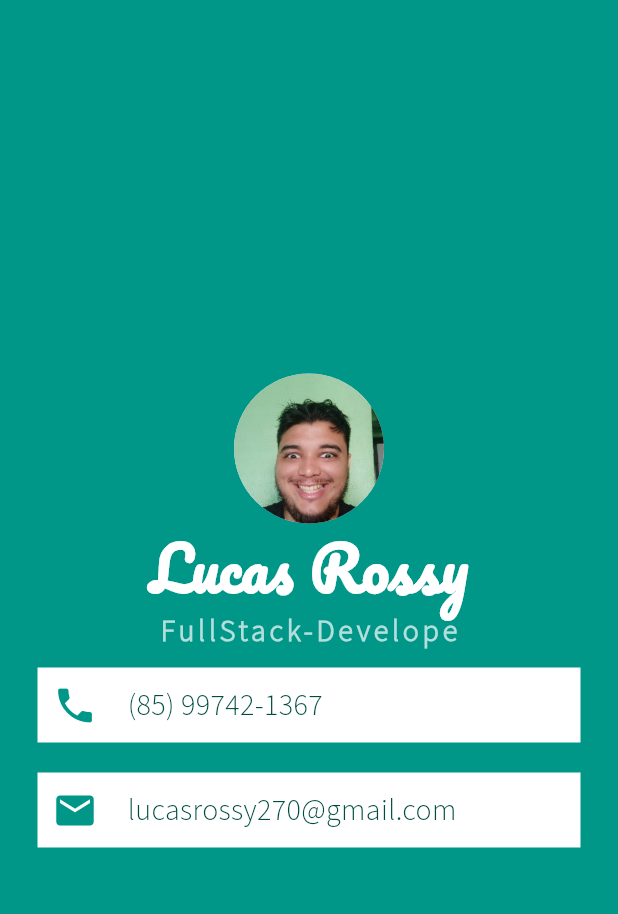
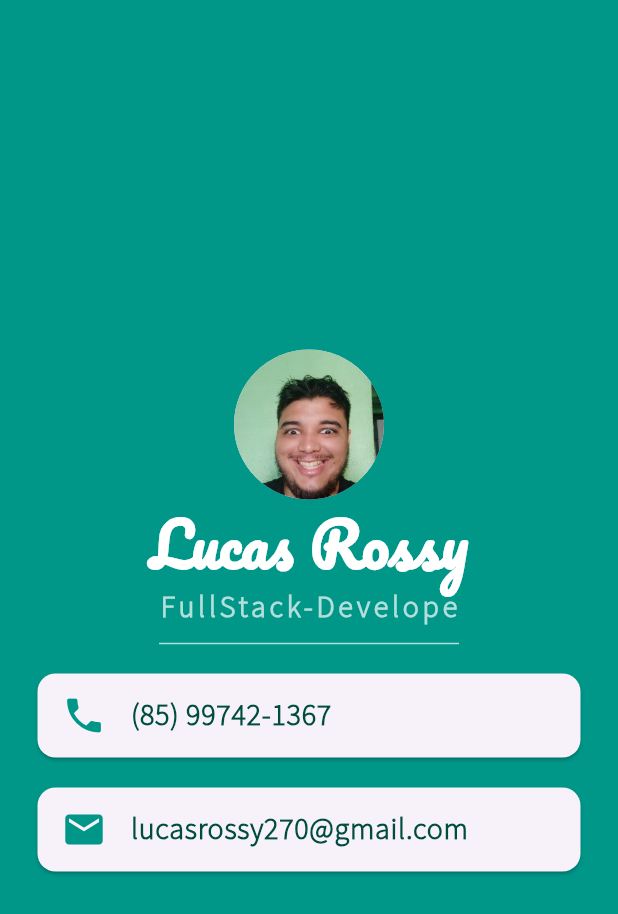
Before and after one commit to Rossy270/mi_card_flutter_app, a Flutter app: the screen it shows after launch, on a phone screen of 412 x 824 dp. Shown: the top 914 px of the screen. Run offline on Flutter 3.47's test engine with Material 3 defaults, Android fonts, the phone set to English and light mode, and no system bars.

Commit message:
Card,divider e ListTile

```diff
--- a/lib/main.dart
+++ b/lib/main.dart
@@ -37,54 +37,53 @@ class MainApp extends StatelessWidget {
                       fontFamily: "SourceSans3",
                       letterSpacing: 2.5),
                 ),
-                Container(
-                  color: Colors.white,
-                  margin: const EdgeInsets.symmetric(vertical: 10, horizontal: 25),
-                  padding: const EdgeInsets.all(10),
-                  child: Row(
-                    children: [
-                      const Icon(
+                SizedBox(
+                  height: 20,
+                  width: 200,
+                  child: Divider(
+                    color: Colors.teal[100],
+                  ),
+                ),
+                Card(
+                  margin:
+                  const EdgeInsets.symmetric(vertical: 10, horizontal: 25),
+                  child: ListTile(
+                    leading: const Icon(
                       Icons.phone,
-                        size: 30.0,
+                      size: 30,
                       color: Colors.teal,
                     ),
-                      const SizedBox(
-                        width: 20,
-                      ),
-                      Text(
+                    title: Text(
                       "(85) 99742-1367",
                       style: TextStyle(
                           fontFamily: 'SourceSans3',
                           color: Colors.teal.shade900,
-                            fontSize: 20.0),
-                      )
-                    ],
+                          fontWeight: FontWeight.bold,
+                          fontSize: 20.0
                       ),
                     ),
-                Container(
-                  color: Colors.white,
-                  margin: const EdgeInsets.symmetric(vertical: 10, horizontal: 25),
-                  padding: const EdgeInsets.all(10),
-                  child: Row(
-                    children: [
-                      const Icon(
+                  ),
+                ),
+                Card(
+                  margin:
+                      const EdgeInsets.symmetric(vertical: 10, horizontal: 25),
+                  child: ListTile(
+                    leading: const Icon(
                       Icons.mail,
-                        size: 30.0,
+                      size: 30,
                       color: Colors.teal,
                     ),
-                      const SizedBox(
-                        width: 20,
-                      ),
-                      Text(
+                    title: Text(
                       "lucasrossy270@gmail.com",
                       style: TextStyle(
                           fontFamily: 'SourceSans3',
                           color: Colors.teal.shade900,
-                            fontSize: 20.0),
-                      )
-                    ],
+                          fontWeight: FontWeight.bold,
+                          fontSize: 20.0
                       ),
                     ),
+                  ),
+                )
               ],
             ),
           )),
```
Lines whose indentation alone changed are shown as unchanged.
